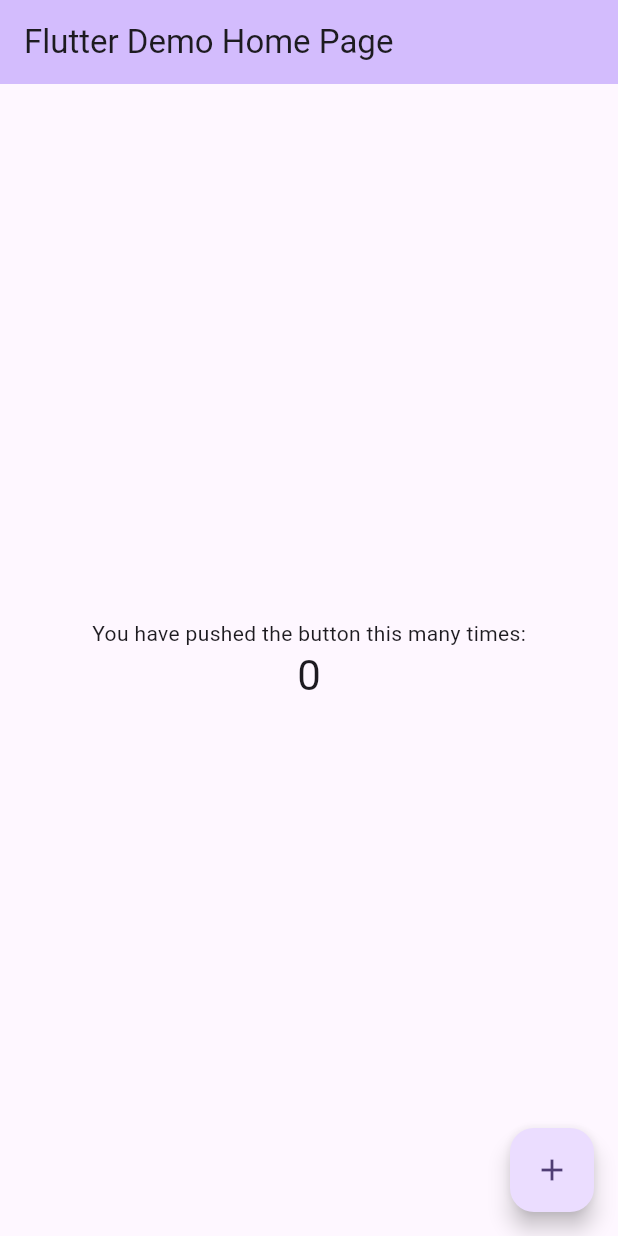
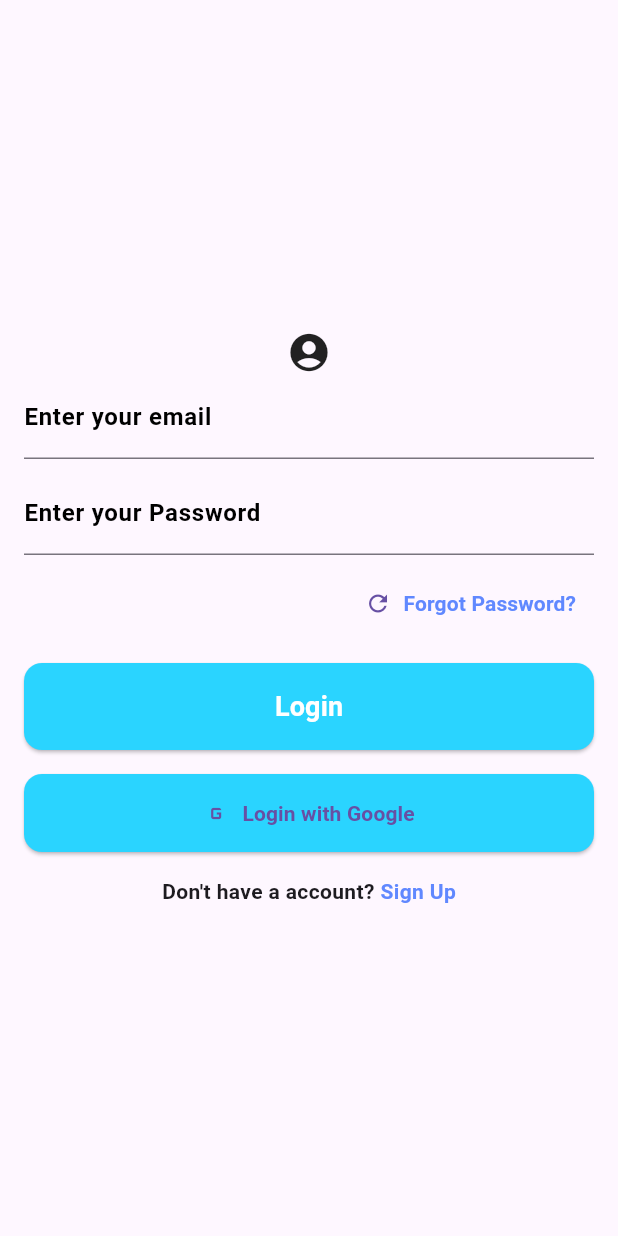
Before and after one commit to alsonmathias/application, a Flutter app: the screen it shows after launch, on a phone screen of 412 x 824 dp. Run offline on Flutter 3.47's test engine with Material 3 defaults, Android fonts, the phone set to English and light mode, and no system bars.

Commit message:
First update

```diff
--- /dev/null
+++ b/lib/HomePage/home_page.dart
@@ -0,0 +1,18 @@
+import 'package:flutter/material.dart';
+
+class HomePage extends StatefulWidget {
+  const HomePage({ Key? key }) : super(key: key);
+
+  @override
+  _HomePageState createState() => _HomePageState();
+}
+
+class _HomePageState extends State<HomePage> {
+  @override
+  Widget build(BuildContext context) {
+    return Scaffold(
+
+
+    );
+  }
+}
--- /dev/null
+++ b/lib/authenticationPages/mainLoginPage.dart
@@ -0,0 +1,169 @@
+import 'package:flutter/material.dart';
+
+class MainLoginPage extends StatefulWidget {
+  const MainLoginPage({ Key? key }) : super(key: key);
+
+  @override
+  _MainLoginPageState createState() => _MainLoginPageState();
+}
+
+class _MainLoginPageState extends State<MainLoginPage> {
+  @override
+  Widget build(BuildContext context) {
+    return Scaffold(
+      body: SingleChildScrollView(
+        child: Center(
+          child: ConstrainedBox(
+            constraints: BoxConstraints(
+              maxHeight: MediaQuery.of(context)
+              .size
+              .height, //Take max height of the screen
+
+            ),
+            child:  Padding(
+              padding: const EdgeInsets.all(16),
+               child: Column(
+                mainAxisAlignment: MainAxisAlignment.center,
+                crossAxisAlignment: CrossAxisAlignment.stretch,
+                children: [
+                  const Icon(Icons.account_circle, size: 30.0,)
+                  ,TextFormField(
+                    decoration: const InputDecoration(
+                      border: UnderlineInputBorder(),
+                      labelText: 'Enter your email',
+                      labelStyle: TextStyle(
+                        color: Colors.black,
+                        fontWeight: FontWeight.bold,
+                      ),
+                      focusedBorder: UnderlineInputBorder(
+                        borderSide: BorderSide(
+                          color: Color.fromARGB(255, 19, 22, 112)
+                        ),
+
+                      ),
+                      hintStyle: TextStyle(
+                        color: Colors.black45,
+                      ),
+                    ),
+                    keyboardType: TextInputType.emailAddress,
+                  ),
+
+                  const SizedBox(height: 8),
+
+                  TextFormField(
+                    decoration: const InputDecoration(
+                      border: UnderlineInputBorder(),
+                      labelText: 'Enter your Password',
+                      labelStyle: TextStyle(
+                        color: Colors.black,
+                        fontWeight: FontWeight.bold,
+                      ),
+                      focusedBorder: UnderlineInputBorder(
+                        borderSide: BorderSide(
+                          color: Color.fromARGB(255, 19, 22, 112)
+                        ),
+
+                      ),
+                      hintStyle: TextStyle(
+                        color: Colors.black45,
+                      ),
+                    ),
+                  ),
+                  const SizedBox(height: 8,),
+                 Align(
+                    alignment: Alignment.centerRight,
+
+                    child: TextButton(
+                      onPressed: () {
+                        // Define the action for the button press
+                      },
+                      child: const Row(
+                        mainAxisAlignment: MainAxisAlignment.end,
+                        mainAxisSize: MainAxisSize.max,
+                        children: [
+                          Icon(Icons.refresh),
+                          SizedBox(width: 8),  // Adds some spacing between the icon and text
+                          Text(
+                            'Forgot Password?',
+                            style: TextStyle(
+                            color: Color.fromARGB(255, 96, 136, 255),
+                              fontSize: 14,
+                              fontWeight: FontWeight.bold,
+                            ),
+                          ),
+                        ],
+                      ),
+                    ),
+                  ),
+
+                  const SizedBox(height: 16,),
+                  ElevatedButton(
+                    onPressed: () {}
+                  ,
+                   style: ElevatedButton.styleFrom(
+                    padding: const EdgeInsets.symmetric(vertical: 16),
+                    backgroundColor: const Color.fromARGB(255, 42, 212, 255),
+                    shape: RoundedRectangleBorder(
+                      borderRadius: BorderRadius.circular(12),
+                    ),
+                   ),
+                   child: const Text(
+                    'Login',
+                      style: TextStyle(
+                        fontSize: 18,
+                        fontWeight: FontWeight.bold,
+                        color: Color.fromARGB(255, 255, 255, 255),
+                      ),
+                   ),
+                  ),
+                  const SizedBox(height: 16,),
+                  ElevatedButton.icon(
+                    onPressed: () {},
+                     label: const Text(
+                      'Login with Google',
+                      style: TextStyle(
+                        fontWeight: FontWeight.bold,
+                      ),
+                     ),
+                     icon: const Icon(Icons.g_mobiledata), // add google icon image and specify width and height
+                     style: ElevatedButton.styleFrom(
+                        padding: const EdgeInsets.symmetric(vertical: 16),
+                        backgroundColor: const Color.fromARGB(255, 42, 212, 255),
+                        shape: RoundedRectangleBorder(
+                        borderRadius: BorderRadius.circular(12),
+                      ),
+                    ),
+                  ),
+                   const SizedBox(height: 16,),
+                   Row(
+                    mainAxisAlignment: MainAxisAlignment.center,
+                    children: [
+                      const Text(
+                        "Don't have a account? ",
+                        style: TextStyle(
+                          fontWeight: FontWeight.bold,
+
+                        ),
+                      ),
+                      GestureDetector(
+                        onTap: () {},
+                        child: const Text(
+                          'Sign Up',
+                          style: TextStyle(
+                           color: Color.fromARGB(255, 96, 136, 255),
+                           fontWeight: FontWeight.bold,
+                          ),
+                        ),
+                      ),
+
+                    ],
+                   )
+                ],
+               ),
+            ),
+          ),
+        ),
+      ),
+    );
+  }
+}
--- a/lib/main.dart
+++ b/lib/main.dart
@@ -1,3 +1,5 @@
+
+import 'package:appli/wrapper.dart';
 import 'package:flutter/material.dart';
 
 void main() {
@@ -11,115 +13,8 @@
   @override
   Widget build(BuildContext context) {
     return MaterialApp(
-      title: 'Flutter Demo',
-      theme: ThemeData(
-        // This is the theme of your application.
-        //
-        // TRY THIS: Try running your application with "flutter run". You'll see
-        // the application has a purple toolbar. Then, without quitting the app,
-        // try changing the seedColor in the colorScheme below to Colors.green
-        // and then invoke "hot reload" (save your changes or press the "hot
-        // reload" button in a Flutter-supported IDE, or press "r" if you used
-        // the command line to start the app).
-        //
-        // Notice that the counter didn't reset back to zero; the application
-        // state is not lost during the reload. To reset the state, use hot
-        // restart instead.
-        //
-        // This works for code too, not just values: Most code changes can be
-        // tested with just a hot reload.
-        colorScheme: ColorScheme.fromSeed(seedColor: Colors.deepPurple),
-        useMaterial3: true,
-      ),
-      home: const MyHomePage(title: 'Flutter Demo Home Page'),
+      debugShowCheckedModeBanner: false,
+    home: Wrapper(),
     );
   }
 }
-
-class MyHomePage extends StatefulWidget {
-  const MyHomePage({super.key, required this.title});
-
-  // This widget is the home page of your application. It is stateful, meaning
-  // that it has a State object (defined below) that contains fields that affect
-  // how it looks.
-
-  // This class is the configuration for the state. It holds the values (in this
-  // case the title) provided by the parent (in this case the App widget) and
-  // used by the build method of the State. Fields in a Widget subclass are
-  // always marked "final".
-
-  final String title;
-
-  @override
-  State<MyHomePage> createState() => _MyHomePageState();
-}
-
-class _MyHomePageState extends State<MyHomePage> {
-  int _counter = 0;
-
-  void _incrementCounter() {
-    setState(() {
-      // This call to setState tells the Flutter framework that something has
-      // changed in this State, which causes it to rerun the build method below
-      // so that the display can reflect the updated values. If we changed
-      // _counter without calling setState(), then the build method would not be
-      // called again, and so nothing would appear to happen.
-      _counter++;
-    });
-  }
-
-  @override
-  Widget build(BuildContext context) {
-    // This method is rerun every time setState is called, for instance as done
-    // by the _incrementCounter method above.
-    //
-    // The Flutter framework has been optimized to make rerunning build methods
-    // fast, so that you can just rebuild anything that needs updating rather
-    // than having to individually change instances of widgets.
-    return Scaffold(
-      appBar: AppBar(
-        // TRY THIS: Try changing the color here to a specific color (to
-        // Colors.amber, perhaps?) and trigger a hot reload to see the AppBar
-        // change color while the other colors stay the same.
-        backgroundColor: Theme.of(context).colorScheme.inversePrimary,
-        // Here we take the value from the MyHomePage object that was created by
-        // the App.build method, and use it to set our appbar title.
-        title: Text(widget.title),
-      ),
-      body: Center(
-        // Center is a layout widget. It takes a single child and positions it
-        // in the middle of the parent.
-        child: Column(
-          // Column is also a layout widget. It takes a list of children and
-          // arranges them vertically. By default, it sizes itself to fit its
-          // children horizontally, and tries to be as tall as its parent.
-          //
-          // Column has various properties to control how it sizes itself and
-          // how it positions its children. Here we use mainAxisAlignment to
-          // center the children vertically; the main axis here is the vertical
-          // axis because Columns are vertical (the cross axis would be
-          // horizontal).
-          //
-          // TRY THIS: Invoke "debug painting" (choose the "Toggle Debug Paint"
-          // action in the IDE, or press "p" in the console), to see the
-          // wireframe for each widget.
-          mainAxisAlignment: MainAxisAlignment.center,
-          children: <Widget>[
-            const Text(
-              'You have pushed the button this many times:',
-            ),
-            Text(
-              '$_counter',
-              style: Theme.of(context).textTheme.headlineMedium,
-            ),
-          ],
-        ),
-      ),
-      floatingActionButton: FloatingActionButton(
-        onPressed: _incrementCounter,
-        tooltip: 'Increment',
-        child: const Icon(Icons.add),
-      ), // This trailing comma makes auto-formatting nicer for build methods.
-    );
-  }
-}
--- /dev/null
+++ b/lib/wrapper.dart
@@ -0,0 +1,18 @@
+import 'package:appli/authenticationPages/mainLoginPage.dart';
+import 'package:flutter/material.dart';
+
+class Wrapper extends StatefulWidget {
+  const Wrapper({ Key? key }) : super(key: key);
+
+  @override
+  _WrapperState createState() => _WrapperState();
+}
+
+class _WrapperState extends State<Wrapper> {
+  @override
+  Widget build(BuildContext context) {
+    return const Scaffold(
+      body: MainLoginPage(),
+    );
+  }
+}
```
